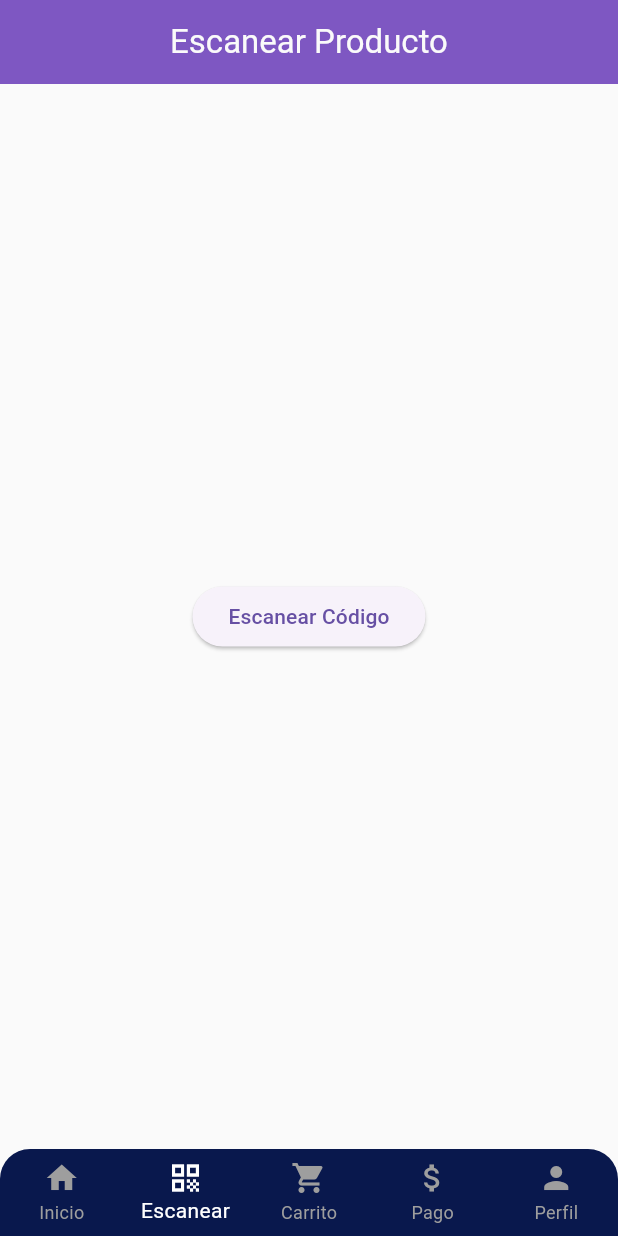
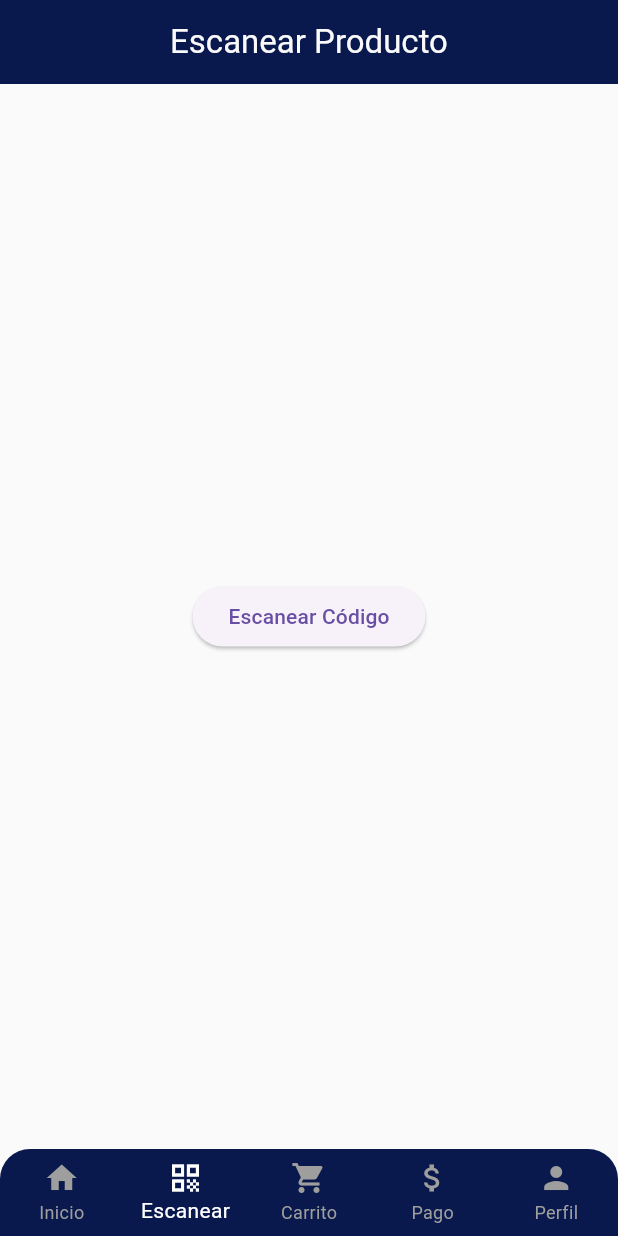
Before and after one commit to nicfabi/app, a Flutter app: the screen it shows after launch, item 2 of the bottom bar chosen, on a phone screen of 412 x 824 dp. Run offline on Flutter 3.47's test engine with Material 3 defaults, Android fonts, the phone set to English and light mode, and no system bars; our stand-ins replace get, progress_dialog_null_safe; missing offline and left inert: flutter_barcode_scanner.

Commit message:
de todito

```diff
--- a/lib/carro_compra/carrito_page.dart
+++ b/lib/carro_compra/carrito_page.dart
@@ -12,7 +12,7 @@ class CarritoPage extends StatelessWidget {
       appBar: AppBar(
         title: Text('Carrito de Compras', style: TextStyle(color: Color(0xFFFAFAFA))),
         centerTitle: true,
-        backgroundColor: Color(0xFF7E57C2),
+        backgroundColor: Color(0xFF09184D),
       ),
       body: Obx(() => ListView.builder(
             itemCount: carritoService.productos.length,
--- a/lib/escaneo_producto/home_page.dart
+++ b/lib/escaneo_producto/home_page.dart
@@ -9,7 +9,7 @@ class HomePage extends GetView<HomePageController> {
       appBar: AppBar(
         title: Text('Escanear Producto',
             style: TextStyle(color: Color(0xFFFAFAFA))),
-        backgroundColor: Color(0xFF7E57C2),
+        backgroundColor: Color(0xFF09184D),
         centerTitle: true,
       ),
       body: Center(
--- a/lib/main.dart
+++ b/lib/main.dart
@@ -1,5 +1,4 @@
 import 'package:app/menu_principal/menu_principal.dart';
-import 'package:app/productos/DetalleProductoPage.dart';
 import 'package:app/productos/all_products.dart'; // Add this line
 import 'package:flutter/material.dart';
 import 'escaneo_producto/home_page.dart';
--- a/lib/menu_principal/menu_principal.dart
+++ b/lib/menu_principal/menu_principal.dart
@@ -1,4 +1,3 @@
-import 'package:app/carro_compra/carrito_page.dart';
 import 'package:app/productos/all_products.dart';
 import 'package:app/suppliers/suppliers_all.dart';
 import 'package:flutter/material.dart';
--- a/lib/pago_page.dart
+++ b/lib/pago_page.dart
@@ -26,7 +26,6 @@ class PagoPage extends GetView<CarritoService> {
                 return ElevatedButton(
                   child: const Text('Realizar Pago'),
                   onPressed: () {
-                    controller.agregarCarrito(context);
                     Get.snackbar('Pago', 'Pago realizado con éxito');
                     Get.snackbar(
                         'Factura Enviada', "Factura enviada con éxito!");
```
Also changed, not shown: lib/carro_compra/carrito_servicio.dart (+2 -21 lines).
